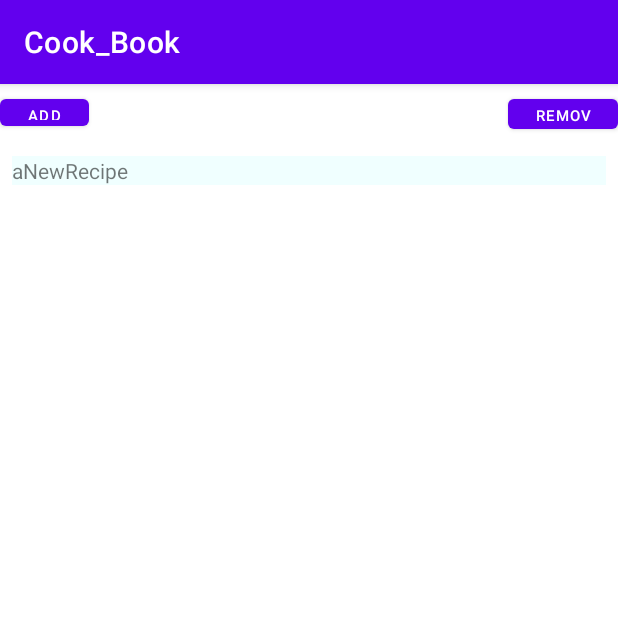
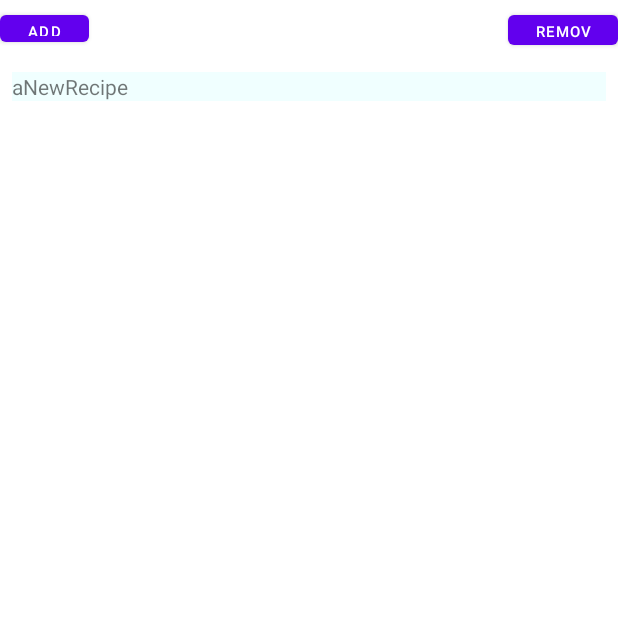
Before and after one commit to joemgreen22/cs402_Team6, an Android app: the screen it shows after launch (MainActivity), after a tap on "ADD", on a phone screen of 412 x 824 dp, the top half of it. Run offline under Robolectric (Android 15) with nearby library versions, the phone set to English and light mode, and no system bars.

Commit message:
Removes the Action Bar from the top of all activities

```diff
--- a/app/src/main/AndroidManifest.xml
+++ b/app/src/main/AndroidManifest.xml
@@ -8,7 +8,7 @@
         android:label="@string/app_name"
         android:roundIcon="@mipmap/ic_launcher_round"
         android:supportsRtl="true"
-        android:theme="@style/Theme.Cook_Book">
+        android:theme="@style/Theme.Cook_Book.NoActionBar">
         <activity
             android:name=".MainActivity"
             android:exported="true">
--- a/app/src/main/res/values-night/themes.xml
+++ b/app/src/main/res/values-night/themes.xml
@@ -13,4 +13,8 @@
         <item name="android:statusBarColor" tools:targetApi="l">?attr/colorPrimaryVariant</item>
         <!-- Customize your theme here. -->
     </style>
+    <style name="Theme.Cook_Book.NoActionBar" parent="Theme.Cook_Book">
+        <item name="windowActionBar">false</item>
+        <item name="windowNoTitle">true</item>
+    </style>
 </resources>
--- a/app/src/main/res/values/themes.xml
+++ b/app/src/main/res/values/themes.xml
@@ -13,4 +13,8 @@
         <item name="android:statusBarColor" tools:targetApi="l">?attr/colorPrimaryVariant</item>
         <!-- Customize your theme here. -->
     </style>
+    <style name="Theme.Cook_Book.NoActionBar" parent="Theme.Cook_Book">
+        <item name="windowActionBar">false</item>
+        <item name="windowNoTitle">true</item>
+    </style>
 </resources>
--- a/build.gradle
+++ b/build.gradle
@@ -5,7 +5,7 @@ buildscript {
         mavenCentral()
     }
     dependencies {
-        classpath "com.android.tools.build:gradle:7.0.2"
+        classpath 'com.android.tools.build:gradle:7.0.3'
         classpath "org.jetbrains.kotlin:kotlin-gradle-plugin:1.5.20"
 
         // NOTE: Do not place your application dependencies here; they belong
```
